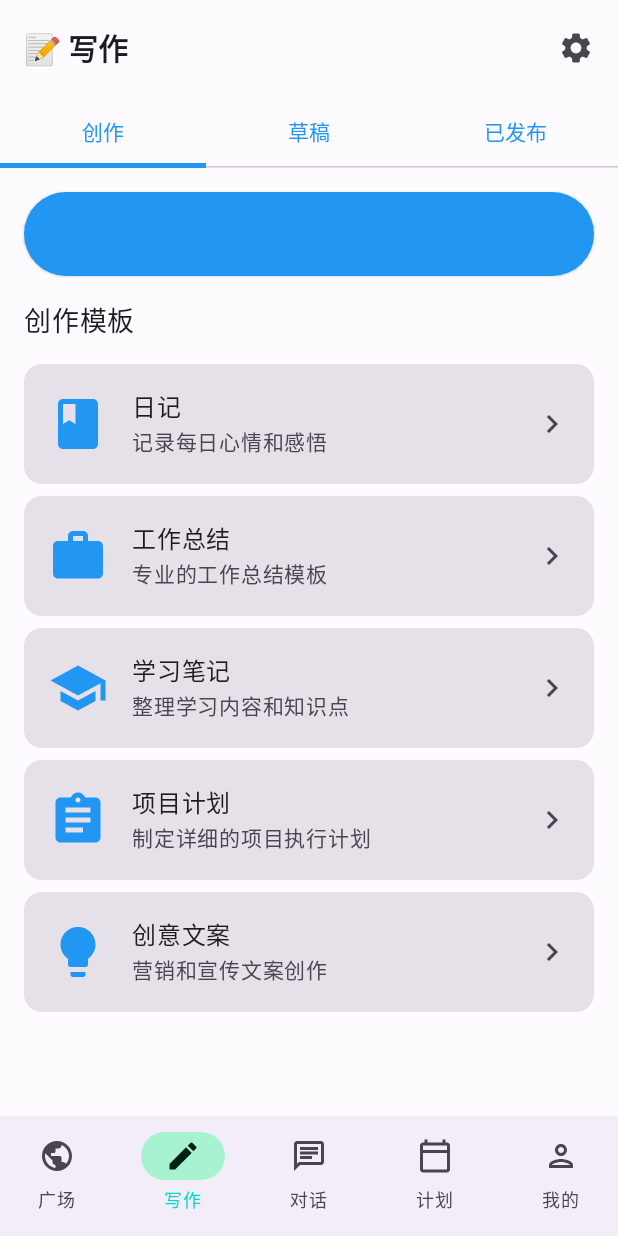
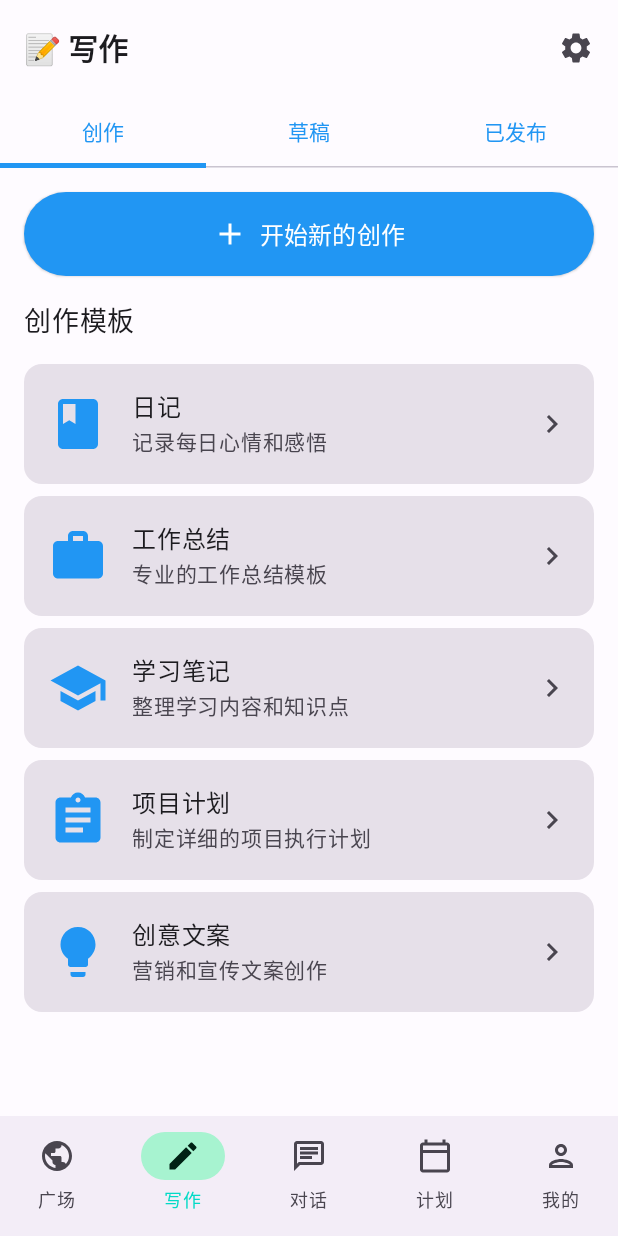
Before and after one commit to Owl23007/synapse-android, an Android app built with Jetpack Compose: the HomeScreen screen opened through its navigation route, item 2 of the bottom bar chosen, on a phone screen of 412 x 824 dp. Run offline under Robolectric (Android 15) with nearby library versions, the phone set to English and light mode, and no system bars; our stand-ins replace Dagger/Hilt's generated code; 3 statements that could not run were skipped.

Commit message:
feat(ui/home): 重构顶部导航栏，将各标签页标题栏统一移至HomeScreen并动态显示

```diff
--- a/app/src/main/java/top/contins/synapse/ui/screens/HomeScreen.kt
+++ b/app/src/main/java/top/contins/synapse/ui/screens/HomeScreen.kt
@@ -1,9 +1,13 @@
 package top.contins.synapse.ui.screens
 
 import androidx.compose.foundation.layout.*
+import androidx.compose.material.icons.Icons
+import androidx.compose.material.icons.filled.*
 import androidx.compose.material3.*
 import androidx.compose.runtime.*
 import androidx.compose.ui.Modifier
+import androidx.compose.ui.text.font.FontWeight
+import androidx.compose.ui.unit.sp
 import androidx.navigation.NavHostController
 import androidx.navigation.compose.NavHost
 import androidx.navigation.compose.composable
@@ -19,8 +23,64 @@ import top.contins.synapse.ui.screens.tabs.*
 @Composable
 fun HomeScreen() {
     val navController = rememberNavController()
+    val navBackStackEntry by navController.currentBackStackEntryAsState()
+    val currentRoute = navBackStackEntry?.destination?.route
+
+    // 根据当前路由获取标题
+    val currentTitle = when (currentRoute) {
+        "square" -> "🌍 广场"
+        "writing" -> "📝 写作"
+        "chat" -> "💬 对话"
+        "plan" -> "📅 计划"
+        "profile" -> "👤 我的"
+        else -> "Synapse"
+    }
 
     Scaffold(
+        topBar = {
+            TopAppBar(
+                title = {
+                    Text(
+                        text = currentTitle,
+                        fontSize = 20.sp,
+                        fontWeight = FontWeight.Bold
+                    )
+                },
+                actions = {
+                    when (currentRoute) {
+                        "square" -> {
+                            IconButton(onClick = { }) {
+                                Icon(Icons.Default.Search, contentDescription = "搜索")
+                            }
+                            IconButton(onClick = { }) {
+                                Icon(Icons.Default.Notifications, contentDescription = "通知")
+                            }
+                        }
+                        "writing" -> {
+                            IconButton(onClick = { }) {
+                                Icon(Icons.Default.Settings, contentDescription = "设置")
+                            }
+                        }
+                        "chat" -> {
+                            IconButton(onClick = { }) {
+                                Icon(Icons.Default.Search, contentDescription = "搜索")
+                            }
+                            IconButton(onClick = { }) {
+                                Icon(Icons.Default.Add, contentDescription = "新建对话")
+                            }
+                        }
+                        "plan" -> {
+                            IconButton(onClick = { }) {
+                                Icon(Icons.Default.CalendarMonth, contentDescription = "日历视图")
+                            }
+                            IconButton(onClick = { }) {
+                                Icon(Icons.Default.Add, contentDescription = "添加计划")
+                            }
+                        }
+                    }
+                }
+            )
+        },
         bottomBar = {
             BottomNavigationBar(navController = navController)
         }
--- a/app/src/main/java/top/contins/synapse/ui/screens/tabs/ProfileScreen.kt
+++ b/app/src/main/java/top/contins/synapse/ui/screens/tabs/ProfileScreen.kt
@@ -25,7 +25,6 @@ import androidx.compose.ui.unit.sp
  */
 @OptIn(ExperimentalMaterial3Api::class)
 @Composable
-@Preview
 fun ProfileScreen() {
     LazyColumn(
         modifier = Modifier.fillMaxSize(),
--- a/app/src/main/java/top/contins/synapse/ui/screens/tabs/SquareScreen.kt
+++ b/app/src/main/java/top/contins/synapse/ui/screens/tabs/SquareScreen.kt
@@ -37,25 +37,6 @@ fun SquareScreen() {
     Column(
         modifier = Modifier.fillMaxSize()
     ) {
-        // 顶部标题栏
-        TopAppBar(
-            title = {
-                Text(
-                    text = "🌍 广场",
-                    fontSize = 20.sp,
-                    fontWeight = FontWeight.Bold
-                )
-            },
-            actions = {
-                IconButton(onClick = { }) {
-                    Icon(Icons.Default.Search, contentDescription = "搜索")
-                }
-                IconButton(onClick = { }) {
-                    Icon(Icons.Default.Notifications, contentDescription = "通知")
-                }
-            }
-        )
-
         // Tab栏
         TabRow(
             selectedTabIndex = selectedTab,
--- a/app/src/main/java/top/contins/synapse/ui/screens/tabs/WritingScreen.kt
+++ b/app/src/main/java/top/contins/synapse/ui/screens/tabs/WritingScreen.kt
@@ -39,22 +39,6 @@ fun WritingScreen() {
     Column(
         modifier = Modifier.fillMaxSize()
     ) {
-        // 顶部标题栏
-        TopAppBar(
-            title = {
-                Text(
-                    text = "📝 写作",
-                    fontSize = 20.sp,
-                    fontWeight = FontWeight.Bold
-                )
-            },
-            actions = {
-                IconButton(onClick = { }) {
-                    Icon(Icons.Default.Settings, contentDescription = "设置")
-                }
-            }
-        )
-
         // Tab栏
         TabRow(
             selectedTabIndex = selectedTab,
@@ -95,9 +79,9 @@ fun CreateTab() {
                 containerColor = MaterialTheme.colorScheme.primary
             )
         ) {
-            Icon(Icons.Default.Add, contentDescription = null)
+            Icon(Icons.Default.Add, contentDescription = null, tint = Color.White)
             Spacer(modifier = Modifier.width(8.dp))
-            Text("开始新的创作", fontSize = 16.sp)
+            Text("开始新的创作", fontSize = 16.sp,color = Color.White)
         }
 
         // 创作模板
```
Also changed, not shown: app/src/main/java/top/contins/synapse/ui/screens/tabs/ChatScreen.kt (+0 -19 lines), app/src/main/java/top/contins/synapse/ui/screens/tabs/PlanScreen.kt (+0 -19 lines).
